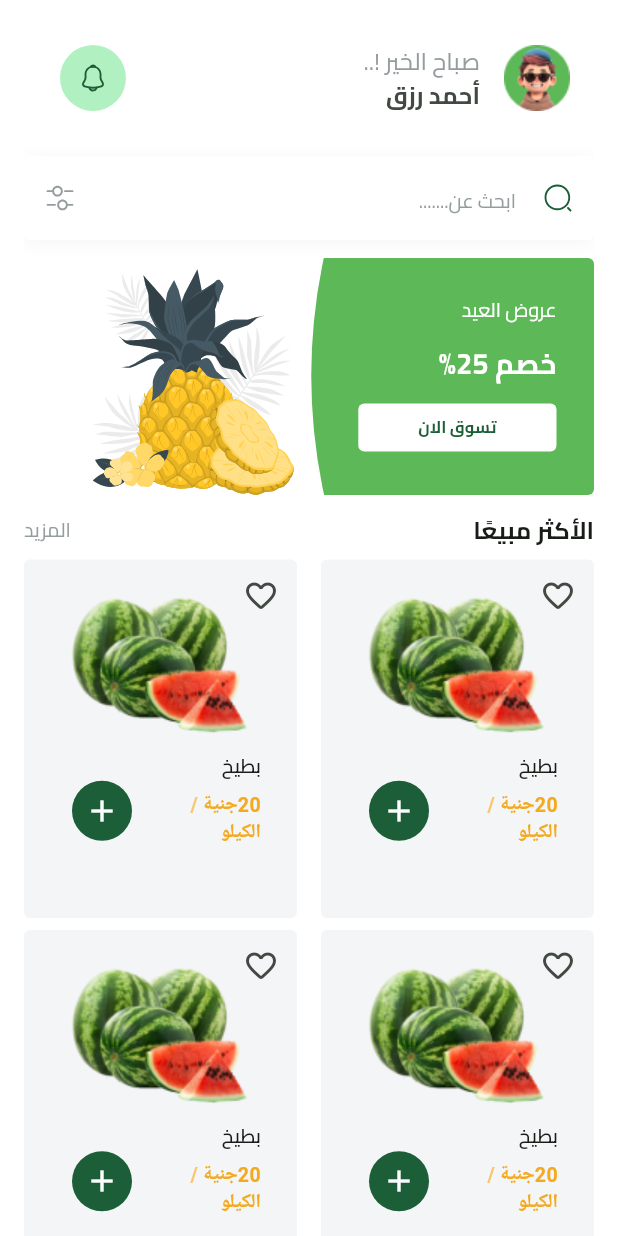
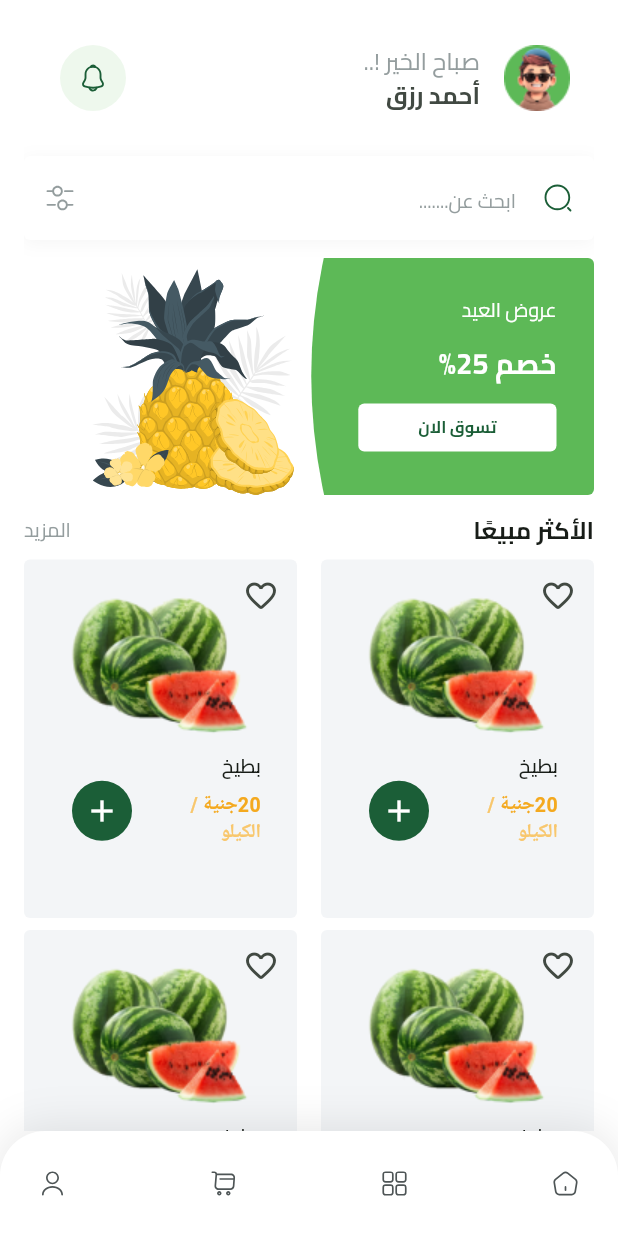
Before and after one commit to a7med287/fruit-hub, a Flutter app: the HomeView screen opened by its route, on a phone screen of 412 x 824 dp. Run offline on Flutter 3.47's test engine with Material 3 defaults, Android fonts, the phone set to English and light mode, and no system bars; our stand-ins replace cloud_firestore, dartz, dots_indicator, firebase_auth, firebase_core, flutter_bloc and 6 more; missing offline and left inert: flutter_facebook_auth; accounts and stored records are empty.

Commit message:
create bottom navigation bar

```diff
--- a/lib/core/utils/app_images.dart
+++ b/lib/core/utils/app_images.dart
@@ -18,7 +18,14 @@ class Assets{
   static const String filterIcon = "assets/icons/filter_icon.svg";
   static const String backgroundContainerFeaturedItem = "assets/images/background_container.svg";
   static const String watermelon = "assets/images/watermelon.png";
-
+  static const String userOutlineIcon = "assets/icons/user_outline_icon.svg";
+  static const String userBoldIcon = "assets/icons/user_bold_icon.svg";
+  static const String shoppingCartOutlineIcon = "assets/icons/shopping-cart_outline_icon.svg";
+  static const String shoppingCartBoldIcon = "assets/icons/shopping-cart_bold.svg";
+  static const String productsOutlineIcon = "assets/icons/products_outline_icon.svg";
+  static const String productsBoldIcon = "assets/icons/products_bold_icon.svg";
+  static const String homeOutlineIcon = "assets/icons/home_outline_icon.svg";
+  static const String homeBoldIcon = "assets/icons/home_bold_icon.svg";
 
 
 }
--- a/lib/core/widgets/fruit_item.dart
+++ b/lib/core/widgets/fruit_item.dart
@@ -64,7 +64,7 @@ class _FruitItemState extends State<FruitItem> {
                           TextSpan(
                             text: "الكيلو",
                             style: TextStyles.semiBold13.copyWith(
-                              color: AppColors.secondaryColor,
+                              color: AppColors.lightSecondaryColor,
                             ),
                           ),
                         ],
--- /dev/null
+++ b/lib/features/home/domain/entities/bottom_navigation_bar_entity.dart
@@ -0,0 +1,36 @@
+import 'package:fruit_hub/core/utils/app_images.dart';
+
+class BottomNavigationBarEntity {
+  final String inActingImage, activeImage, name;
+
+  BottomNavigationBarEntity({
+    required this.inActingImage,
+    required this.activeImage,
+    required this.name,
+  });
+}
+
+List<BottomNavigationBarEntity> get bottomNavigationBarItems {
+  return [
+    BottomNavigationBarEntity(
+      inActingImage: Assets.homeOutlineIcon,
+      activeImage: Assets.homeBoldIcon,
+      name: "الرئيسية",
+    ),
+    BottomNavigationBarEntity(
+      inActingImage: Assets.productsOutlineIcon,
+      activeImage: Assets.productsBoldIcon,
+      name: "المنتجات",
+    ),
+    BottomNavigationBarEntity(
+      inActingImage: Assets.shoppingCartOutlineIcon,
+      activeImage: Assets.shoppingCartBoldIcon,
+      name: "سلة التسوق",
+    ),
+    BottomNavigationBarEntity(
+      inActingImage: Assets.userOutlineIcon,
+      activeImage: Assets.userBoldIcon,
+      name: "حسابي",
+    ),
+  ];
+}
--- a/lib/features/home/presentation/views/home_view.dart
+++ b/lib/features/home/presentation/views/home_view.dart
@@ -1,4 +1,5 @@
 import 'package:flutter/material.dart';
+import 'package:fruit_hub/features/home/presentation/views/widgets/custom_bottom_navigation_bar.dart';
 import 'package:fruit_hub/features/home/presentation/views/widgets/home_view_body.dart';
 
 class HomeView extends StatelessWidget {
@@ -8,9 +9,8 @@ class HomeView extends StatelessWidget {
   @override
   Widget build(BuildContext context) {
     return const Scaffold(
-        body: SafeArea(
-            child: HomeViewBody()
-        ),
+      bottomNavigationBar: CustomBottomNavigationBar(),
+      body: SafeArea(child: HomeViewBody()),
     );
   }
 }
--- /dev/null
+++ b/lib/features/home/presentation/views/widgets/active_bottom_navigation_bar.dart
@@ -0,0 +1,16 @@
+import 'package:flutter/material.dart';
+import 'package:flutter_svg/svg.dart';
+class ActiveBottomNavigationBarItem extends StatelessWidget {
+  const ActiveBottomNavigationBarItem({super.key, required this.image});
+
+  final String image;
+  @override
+  Widget build(BuildContext context) {
+    return Container(
+      color: Colors.red,
+      height: 35,
+      width: 35,
+      child: SvgPicture.asset(image),
+    );
+  }
+}
--- /dev/null
+++ b/lib/features/home/presentation/views/widgets/bottom_navigation_bar_item.dart
@@ -0,0 +1,26 @@
+import 'package:flutter/cupertino.dart';
+import 'package:fruit_hub/features/home/domain/entities/bottom_navigation_bar_entity.dart';
+
+import 'active_bottom_navigation_bar.dart';
+import 'in_active_bottom_navigation_bar.dart';
+
+class NavigationBarItem extends StatelessWidget {
+  const NavigationBarItem({
+    super.key,
+    required this.isSelected,
+    required this.bottomNavigationBarEntity,
+  });
+
+  final bool isSelected;
+  final BottomNavigationBarEntity bottomNavigationBarEntity;
+  @override
+  Widget build(BuildContext context) {
+    return isSelected
+        ? ActiveBottomNavigationBarItem(
+          image: bottomNavigationBarEntity.activeImage,
+        )
+        : InActiveBottomNavigationBarItem(
+          image: bottomNavigationBarEntity.inActingImage,
+        );
+  }
+}
--- /dev/null
+++ b/lib/features/home/presentation/views/widgets/custom_bottom_navigation_bar.dart
@@ -0,0 +1,46 @@
+import 'package:flutter/material.dart';
+import 'package:fruit_hub/features/home/domain/entities/bottom_navigation_bar_entity.dart';
+
+import 'bottom_navigation_bar_item.dart';
+
+class CustomBottomNavigationBar extends StatelessWidget {
+  const CustomBottomNavigationBar({super.key});
+
+  @override
+  Widget build(BuildContext context) {
+    return Container(
+      width: 375,
+      height: 70,
+      decoration: const ShapeDecoration(
+        color: Colors.white,
+        shape: RoundedRectangleBorder(
+          borderRadius: BorderRadius.only(
+            topLeft: Radius.circular(30),
+            topRight: Radius.circular(30),
+          ),
+        ),
+        shadows: [
+          BoxShadow(
+            color: Color(0x19000000),
+            blurRadius: 25,
+            offset: Offset(0, -2),
+            spreadRadius: 0,
+          ),
+        ],
+      ),
+      child: Padding(
+        padding: const EdgeInsets.symmetric(horizontal: 26),
+        child: Row(
+          mainAxisAlignment: MainAxisAlignment.spaceBetween,
+          children:
+              bottomNavigationBarItems.map((e) {
+                return NavigationBarItem(
+                  isSelected: false,
+                  bottomNavigationBarEntity: e,
+                );
+              }).toList(),
+        ),
+      ),
+    );
+  }
+}
--- a/lib/features/home/presentation/views/widgets/custom_home_app_bar.dart
+++ b/lib/features/home/presentation/views/widgets/custom_home_app_bar.dart
@@ -16,6 +16,7 @@ class CustomHomeAppBar extends StatelessWidget {
       ),
       subtitle: Text("أحمد رزق",style: TextStyles.bold16,),
       trailing: CircleAvatar(
+        backgroundColor: Color(0xffEEF8ED),
           radius: 22 ,
           child: SvgPicture.asset(Assets.notificationIcon)
       ),
--- /dev/null
+++ b/lib/features/home/presentation/views/widgets/in_active_bottom_navigation_bar.dart
@@ -0,0 +1,17 @@
+
+import 'package:flutter/material.dart';
+import 'package:flutter_svg/svg.dart';
+
+class InActiveBottomNavigationBarItem extends StatelessWidget {
+  const InActiveBottomNavigationBarItem({super.key, required this.image});
+
+  final String image;
+  @override
+  Widget build(BuildContext context) {
+    return SizedBox(
+      height: 18,
+      width: 18,
+      child: SvgPicture.asset(image),
+    );
+  }
+}
```
Also changed, not shown: assets/icons/home_bold_icon.svg (added), assets/icons/home_outline_icon.svg (added), assets/icons/products_bold_icon.svg (added), assets/icons/products_outline_icon.svg (added), assets/icons/shopping-cart_bold.svg (added), assets/icons/shopping-cart_outline_icon.svg (added), assets/icons/user_bold_icon.svg (added), assets/icons/user_outline_icon.svg (added).
